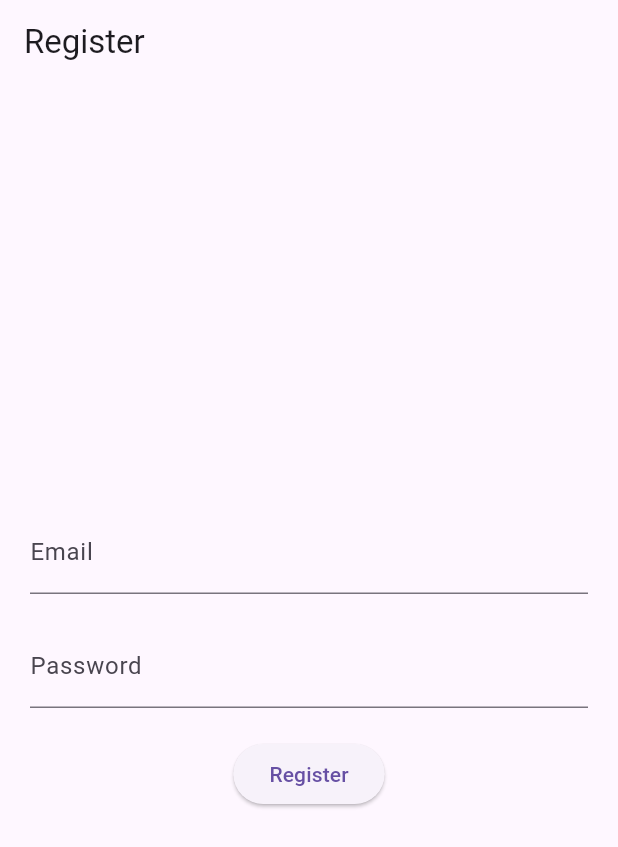
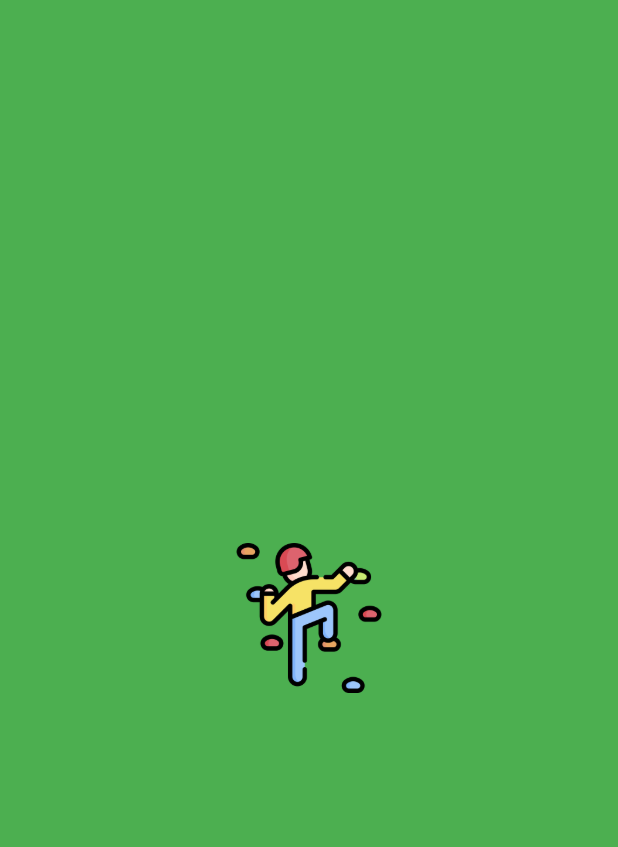
Before and after one commit to HugoGit-Hub/AskHandClient, a Flutter app: the first screen one second after launch, on a phone screen of 412 x 824 dp. Shown: the top 847 px of the screen. Run offline on Flutter 3.47's test engine with Material 3 defaults, Android fonts, the phone set to English and light mode, and no system bars; our stand-ins replace dio, flutter_secure_storage; missing offline and left inert: country_list_pick.

Commit message:
Splash screen and register screen

```diff
--- a/src/lib/main.dart
+++ b/src/lib/main.dart
@@ -1,5 +1,6 @@
 import 'package:flutter/material.dart';
-import 'package:src/screens/register.dart';
+import 'package:src/screens/authentications/register.dart';
+import 'package:src/widgets/splash_screen.dart';
 
 void main() {
   runApp(const MyApp());
@@ -10,8 +11,12 @@ class MyApp extends StatelessWidget {
 
   @override
   Widget build(BuildContext context) {
-    return const MaterialApp(
-      home: RegisterPage(),
+    return MaterialApp(
+      title: 'AskHand',
+      routes: {
+        '/': (context) => const SplashScreen(),
+        '/register' : (context) => const RegisterPage(),
+      }
     );
   }
 }
--- a/src/lib/screens/register.dart
+++ /dev/null
@@ -1,58 +0,0 @@
-import 'package:flutter/material.dart';
-
-class RegisterPage extends StatefulWidget {
-  const RegisterPage({super.key});
-
-  @override
-  _RegisterPageState createState() => _RegisterPageState();
-}
-
-class _RegisterPageState extends State<RegisterPage> {
-  final TextEditingController _emailController = TextEditingController();
-  final TextEditingController _passwordController = TextEditingController();
-
-  @override
-  Widget build(BuildContext context) {
-    return Scaffold(
-      appBar: AppBar(
-        title: const Text('Register'),
-      ),
-      body: Padding(
-        padding: const EdgeInsets.all(20.0),
-        child: Column(
-          mainAxisAlignment: MainAxisAlignment.center,
-          children: <Widget>[
-            TextField(
-              controller: _emailController,
-              decoration: const InputDecoration(
-                labelText: 'Email',
-              ),
-            ),
-            const SizedBox(height: 20.0),
-            TextField(
-              controller: _passwordController,
-              obscureText: true,
-              decoration: const InputDecoration(
-                labelText: 'Password',
-              ),
-            ),
-            const SizedBox(height: 20.0),
-            ElevatedButton(
-              onPressed: () {
-                String email = _emailController.text;
-                String password = _passwordController.text;
-              },
-              child: const Text('Register'),
-            ),
-          ],
-        ),
-      ),
-    );
-  }
-}
-
-void main() {
-  runApp(const MaterialApp(
-    home: RegisterPage(),
-  ));
-}
--- /dev/null
+++ b/src/lib/widgets/splash_screen.dart
@@ -0,0 +1,23 @@
+import 'package:flutter/material.dart';
+
+class SplashScreen extends StatelessWidget {
+  const SplashScreen({super.key});
+
+  @override
+  Widget build(BuildContext context) {
+    Future.delayed(const Duration(seconds: 3), () {
+      Navigator.pushReplacementNamed(context, '/register');
+    });
+
+    return Container(
+      color: Colors.green,
+      child: Center(
+        child: Image.asset(
+          'assets/splash_screen_image.png',
+          width: 150,
+          height: 100,
+        ),
+      ),
+    );
+  }
+}
```
Also changed, not shown: src/lib/models/authentications/login.dart (added, +23 -0 lines), src/lib/models/authentications/register.dart (added, +43 -0 lines), src/lib/screens/authentications/register.dart (added, +136 -0 lines), src/lib/services/authentications/authentication.dart (added, +51 -0 lines), src/lib/utils/error_handling/error.dart (added, +8 -0 lines), src/lib/utils/error_handling/result.dart (added, +20 -0 lines), src/lib/utils/exstensions/dio.dart (added, +13 -0 lines), src/lib/widgets/error_message.dart (added, +24 -0 lines), src/pubspec.yaml (+6 -71 lines), src/assets/splash_screen_image.png (added), src/lib/utils/requests/request.dart (added), 2 other files.
